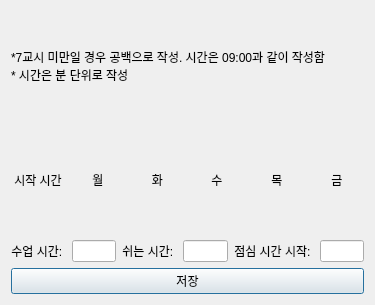
First picture: the form in resources/ui/ui_schedule_window.ui, repository dlcjsdltlq/online-class-schedule-manager, before the edit.
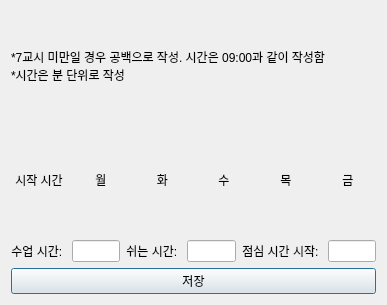
Second picture: the form after the edit.

Patch:
```diff
--- a/resources/ui/ui_schedule_window.ui
+++ b/resources/ui/ui_schedule_window.ui
@@ -6,7 +6,7 @@
    <rect>
     <x>0</x>
     <y>0</y>
-    <width>375</width>
+    <width>387</width>
     <height>305</height>
    </rect>
   </property>
@@ -24,7 +24,7 @@
     <widget class="QLabel" name="guide_label">
      <property name="text">
       <string>*7교시 미만일 경우 공백으로 작성. 시간은 09:00과 같이 작성함
-* 시간은 분 단위로 작성</string>
+*시간은 분 단위로 작성</string>
      </property>
     </widget>
    </item>
```
